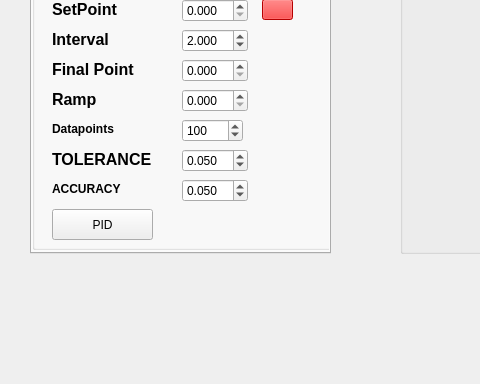
First picture: the form in Control VI/mainwindow.ui, repository rohitranjan017/Interfacing-and-Data-Acquisition-from-Scientific-Instruments, before the edit; both pictures show x 0 to 480 and y 464 to 848 of the 1316 by 848 pixel window.
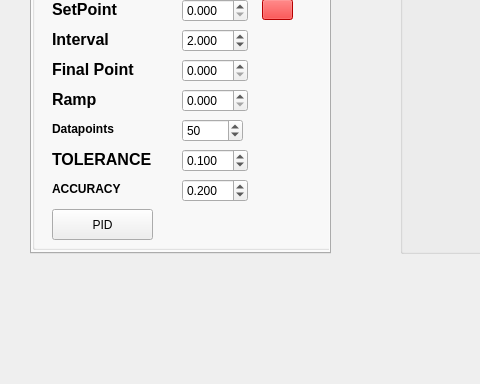
Second picture: the form after the edit. The open tabs and pages were chosen to show the change. Icons and pictures are not drawn.

```diff
--- a/Control VI/mainwindow.ui
+++ b/Control VI/mainwindow.ui
@@ -1410,7 +1410,7 @@
         <double>1000.000000000000000</double>
        </property>
        <property name="value">
-        <double>0.050000000000000</double>
+        <double>0.100000000000000</double>
        </property>
       </widget>
       <widget class="QLabel" name="label_66">
@@ -1493,7 +1493,7 @@
         <number>1000</number>
        </property>
        <property name="value">
-        <number>100</number>
+        <number>50</number>
        </property>
       </widget>
       <widget class="QLabel" name="label_99">
@@ -1525,7 +1525,7 @@
         <double>1000.000000000000000</double>
        </property>
        <property name="value">
-        <double>0.050000000000000</double>
+        <double>0.200000000000000</double>
        </property>
       </widget>
       <widget class="QPushButton" name="powlmt2">
```
Left out of the diff: 8 changed lines with no effect on the pictures.
